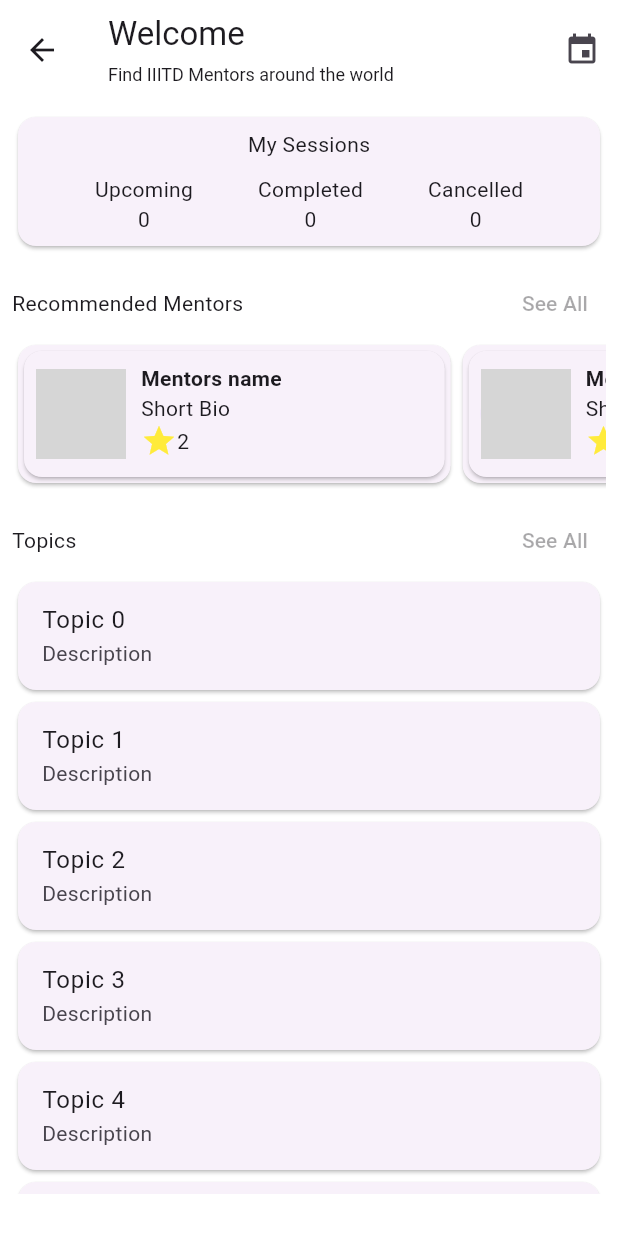
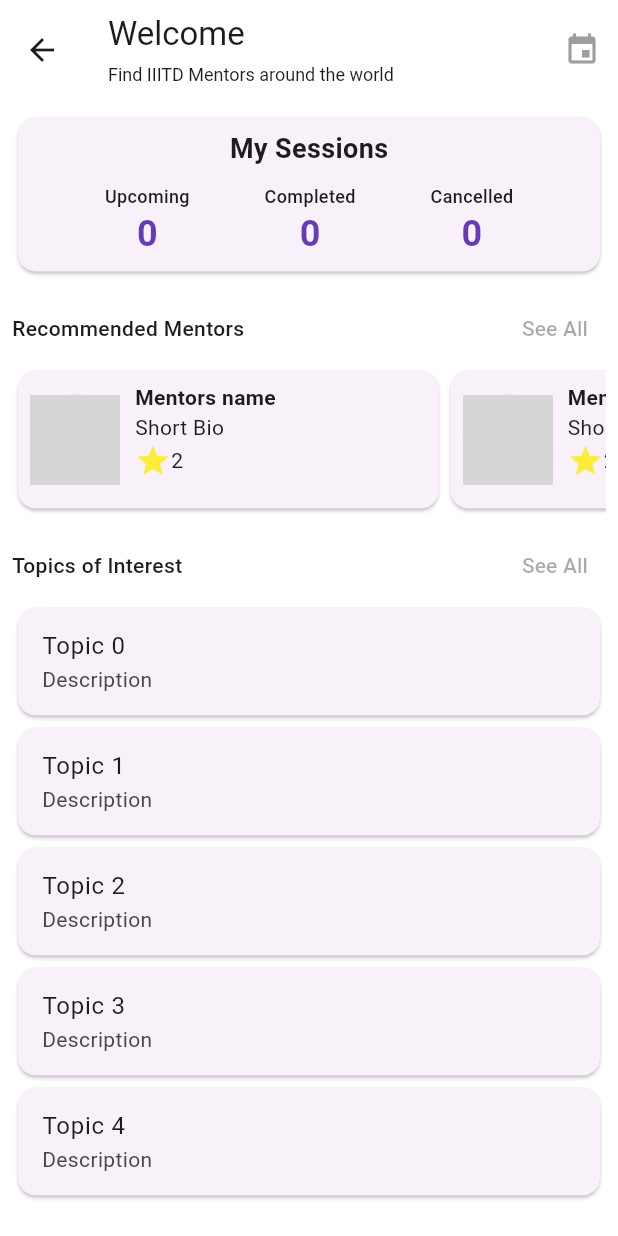
Before and after one commit to antonio-pedro99/iiitd_mentorship, a Flutter app: the MyHomePage screen opened by its route, on a phone screen of 412 x 824 dp. Run offline on Flutter 3.47's test engine with Material 2 defaults, Android fonts, the phone set to English and light mode, and no system bars; our stand-ins replace bloc, firebase_auth, firebase_core, flutter_bloc, image_picker, syncfusion_flutter_calendar; accounts and stored records are empty; network calls fail; grey boxes are pictures that could not be loaded.

Commit message:
improved home page'

```diff
--- a/lib/app.dart
+++ b/lib/app.dart
@@ -58,8 +58,8 @@ class MyApp extends StatelessWidget {
             '/signup': (BuildContext context) => const SignUpScreen(),
             '/chat': (BuildContext context) =>
                 const ChatScreen(title: "Welcome to Chat"),
-            '/chat/mychat' : (BuildContext context) =>
-            const MyChats(title: "MyFriend"),
+            '/chat/mychat': (BuildContext context) =>
+                const MyChats(title: "MyFriend"),
             '/home/schedule': (BuildContext context) =>
                 const MySchedulesScreen(title: 'Schedule'),
           },
--- a/lib/app/views/screens/home/home.dart
+++ b/lib/app/views/screens/home/home.dart
@@ -19,7 +19,7 @@ class _MyHomePageState extends State<MyHomePage> {
         SliverAppBar(
           floating: true,
           snap: true,
-          title: const Column(
+          title: Column(
             crossAxisAlignment: CrossAxisAlignment.start,
             children: [
               Text("Welcome"),
@@ -36,7 +36,10 @@ class _MyHomePageState extends State<MyHomePage> {
           actions: [
             IconButton(
                 onPressed: () => Navigator.pushNamed(context, "/home/schedule"),
-                icon: const Icon(Icons.event)),
+                icon: const Icon(
+                  Icons.event,
+                  color: Colors.grey,
+                )),
           ],
         ),
         SliverPadding(
@@ -49,7 +52,9 @@ class _MyHomePageState extends State<MyHomePage> {
                   padding: EdgeInsets.all(8.0),
                   child: Column(
                     children: [
-                      Text("My Sessions"),
+                      Text("My Sessions",
+                          style: TextStyle(
+                              fontSize: 18, fontWeight: FontWeight.bold)),
                       SizedBox(
                         height: 10,
                       ),
@@ -58,20 +63,41 @@ class _MyHomePageState extends State<MyHomePage> {
                         children: [
                           Column(
                             children: [
-                              Text("Upcoming"),
-                              Text("0"),
+                              Text("Upcoming",
+                                  style: TextStyle(
+                                      fontSize: 12,
+                                      fontWeight: FontWeight.w500)),
+                              Text("0",
+                                  style: TextStyle(
+                                      fontSize: 24,
+                                      color: Colors.deepPurple,
+                                      fontWeight: FontWeight.bold)),
                             ],
                           ),
                           Column(
                             children: [
-                              Text("Completed"),
-                              Text("0"),
+                              Text("Completed",
+                                  style: TextStyle(
+                                      fontSize: 12,
+                                      fontWeight: FontWeight.w500)),
+                              Text("0",
+                                  style: TextStyle(
+                                      fontSize: 24,
+                                      color: Colors.deepPurple,
+                                      fontWeight: FontWeight.bold)),
                             ],
                           ),
                           Column(
                             children: [
-                              Text("Cancelled"),
-                              Text("0"),
+                              Text("Cancelled",
+                                  style: TextStyle(
+                                      fontSize: 12,
+                                      fontWeight: FontWeight.w500)),
+                              Text("0",
+                                  style: TextStyle(
+                                      fontSize: 24,
+                                      color: Colors.deepPurple,
+                                      fontWeight: FontWeight.bold)),
                             ],
                           ),
                         ],
@@ -87,7 +113,8 @@ class _MyHomePageState extends State<MyHomePage> {
               const Row(
                 mainAxisAlignment: MainAxisAlignment.spaceBetween,
                 children: [
-                  Text("Recommended Mentors"),
+                  Text("Recommended Mentors",
+                      style: TextStyle(fontWeight: FontWeight.w500)),
                   TextButton(
                     onPressed: null,
                     child: Text("See All"),
@@ -100,8 +127,7 @@ class _MyHomePageState extends State<MyHomePage> {
                   scrollDirection: Axis.horizontal,
                   itemCount: 5,
                   itemBuilder: (context, index) {
-                    return Card(
-                        child: SizedBox(
+                    return SizedBox(
                       width: MediaQuery.of(context).size.width * 0.7,
                       child: const MentorTile(
                           name: "Mentors name",
@@ -109,7 +135,7 @@ class _MyHomePageState extends State<MyHomePage> {
                           stars: 2,
                           photoUrl:
                               "https://images.unsplash.com/photo-1531384441138-2736e62e0919?auto=format&fit=crop&q=80&w=1587&ixlib=rb-4.0.3&ixid=M3wxMjA3fDB8MHxwaG90by1wYWdlfHx8fGVufDB8fHx8fA%3D%3D"),
-                    ));
+                    );
                   },
                 ),
               ),
@@ -119,17 +145,19 @@ class _MyHomePageState extends State<MyHomePage> {
               const Row(
                 mainAxisAlignment: MainAxisAlignment.spaceBetween,
                 children: [
-                  Text("Topics"),
+                  Text("Topics of Interest",
+                      style: TextStyle(fontWeight: FontWeight.w500)),
                   TextButton(
                     onPressed: null,
                     child: Text("See All"),
                   )
                 ],
               ),
-
               SizedBox(
                 height: MediaQuery.of(context).size.height * 0.5,
-                child: ListView.builder(itemBuilder: (context, index) {
+                child: ListView.builder(
+                    itemCount: 5,
+                    itemBuilder: (context, index) {
                       return Card(
                         child: ListTile(
                           title: Text("Topic $index"),
--- a/lib/app/views/widgets/mentor_tile.dart
+++ b/lib/app/views/widgets/mentor_tile.dart
@@ -16,6 +16,7 @@ class MentorTile extends StatelessWidget {
   @override
   Widget build(BuildContext context) {
     return Card(
+      borderOnForeground: false,
       child: Padding(
         padding: const EdgeInsets.all(8.0),
         child: Row(
```
Also changed, not shown: pubspec.lock. Lines whose indentation alone changed are shown as unchanged.
